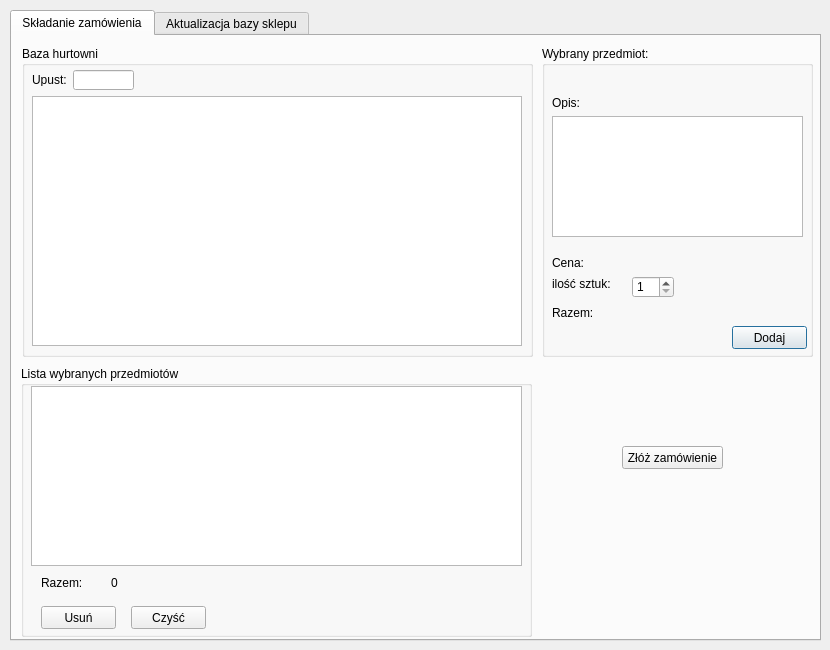
Old version of the form Sklep/magazynier.ui in the repository pwltomaszek/projekt.
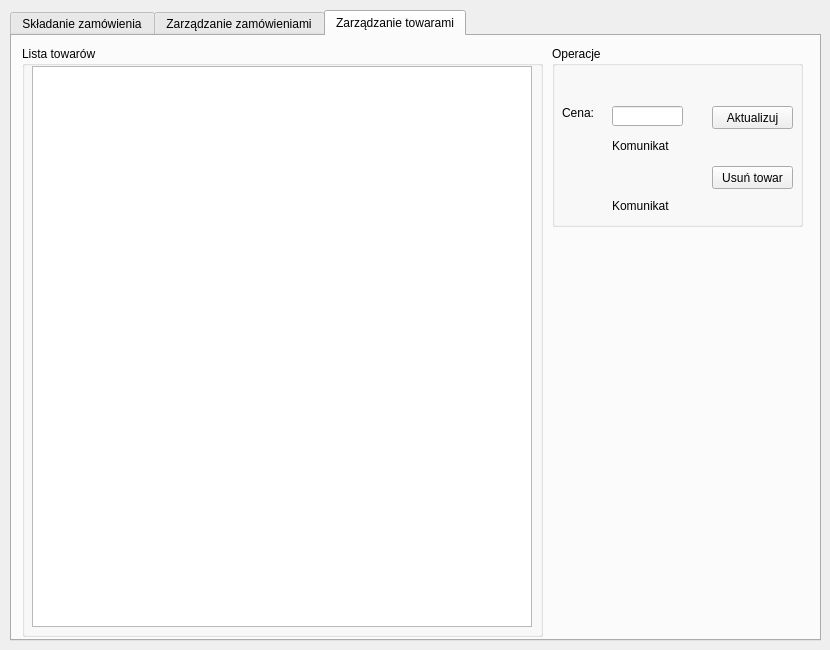
New version of the form. The open tabs and pages were chosen to show the change.

```diff
--- a/Sklep/magazynier.ui
+++ b/Sklep/magazynier.ui
@@ -783,7 +783,7 @@
    </widget>
    <widget class="QWidget" name="tab_2">
     <attribute name="title">
-     <string>Aktualizacja bazy sklepu</string>
+     <string>Zarządzanie zamówieniami</string>
     </attribute>
     <widget class="QGroupBox" name="groupBox_2">
      <property name="geometry">
@@ -889,6 +889,135 @@
      </widget>
     </widget>
    </widget>
+   <widget class="QWidget" name="tab_3">
+    <attribute name="title">
+     <string>Zarządzanie towarami</string>
+    </attribute>
+    <widget class="QGroupBox" name="groupBox_7">
+     <property name="geometry">
+      <rect>
+       <x>10</x>
+       <y>10</y>
+       <width>521</width>
+       <height>591</height>
+      </rect>
+     </property>
+     <property name="title">
+      <string>Lista towarów</string>
+     </property>
+     <widget class="QTableView" name="tableView_4">
+      <property name="geometry">
+       <rect>
+        <x>10</x>
+        <y>20</y>
+        <width>500</width>
+        <height>561</height>
+       </rect>
+      </property>
+     </widget>
+    </widget>
+    <widget class="QGroupBox" name="groupBox_8">
+     <property name="geometry">
+      <rect>
+       <x>540</x>
+       <y>10</y>
+       <width>251</width>
+       <height>181</height>
+      </rect>
+     </property>
+     <property name="title">
+      <string>Operacje</string>
+     </property>
+     <widget class="QPushButton" name="pushButton_3">
+      <property name="geometry">
+       <rect>
+        <x>160</x>
+        <y>60</y>
+        <width>81</width>
+        <height>23</height>
+       </rect>
+      </property>
+      <property name="text">
+       <string>Aktualizuj</string>
+      </property>
+     </widget>
+     <widget class="QLineEdit" name="lineEdit">
+      <property name="geometry">
+       <rect>
+        <x>60</x>
+        <y>60</y>
+        <width>71</width>
+        <height>20</height>
+       </rect>
+      </property>
+     </widget>
+     <widget class="QLabel" name="label_12">
+      <property name="geometry">
+       <rect>
+        <x>10</x>
+        <y>60</y>
+        <width>46</width>
+        <height>13</height>
+       </rect>
+      </property>
+      <property name="text">
+       <string>Cena:</string>
+      </property>
+     </widget>
+     <widget class="QPushButton" name="pushButton_4">
+      <property name="geometry">
+       <rect>
+        <x>160</x>
+        <y>120</y>
+        <width>81</width>
+        <height>23</height>
+       </rect>
+      </property>
+      <property name="text">
+       <string>Usuń towar</string>
+      </property>
+     </widget>
+     <widget class="QLabel" name="label_10">
+      <property name="geometry">
+       <rect>
+        <x>60</x>
+        <y>90</y>
+        <width>181</width>
+        <height>20</height>
+       </rect>
+      </property>
+      <property name="text">
+       <string>Komunikat</string>
+      </property>
+     </widget>
+     <widget class="QLabel" name="label_13">
+      <property name="geometry">
+       <rect>
+        <x>10</x>
+        <y>30</y>
+        <width>161</width>
+        <height>16</height>
+       </rect>
+      </property>
+      <property name="text">
+       <string/>
+      </property>
+     </widget>
+     <widget class="QLabel" name="label_11">
+      <property name="geometry">
+       <rect>
+        <x>60</x>
+        <y>150</y>
+        <width>181</width>
+        <height>20</height>
+       </rect>
+      </property>
+      <property name="text">
+       <string>Komunikat</string>
+      </property>
+     </widget>
+    </widget>
+   </widget>
   </widget>
  </widget>
  <resources/>
```
Left out of the diff: 36 changed lines with no effect on the pictures.
